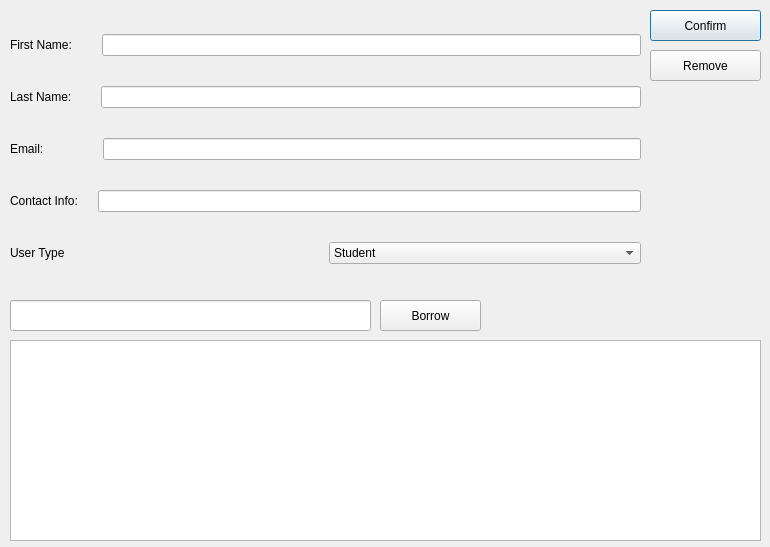
concat1911/LibraryManager, file persondialog.ui: the form before one commit.
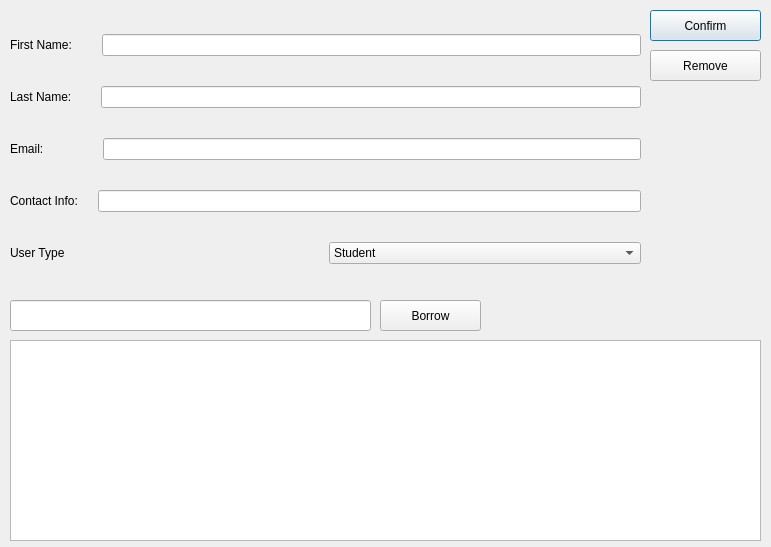
The form after the commit.

Patch:
```diff
--- a/persondialog.ui
+++ b/persondialog.ui
@@ -6,7 +6,7 @@
    <rect>
     <x>0</x>
     <y>0</y>
-    <width>770</width>
+    <width>771</width>
     <height>547</height>
    </rect>
   </property>
```
Left out of the diff: 2 changed lines with no effect on the pictures.
